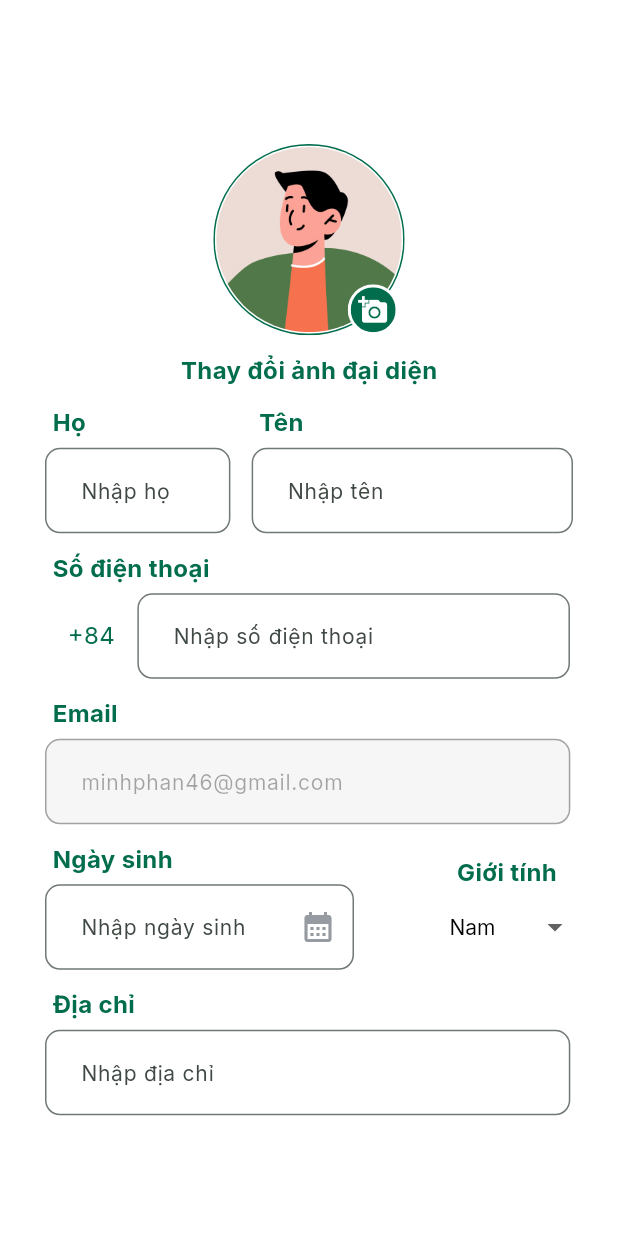
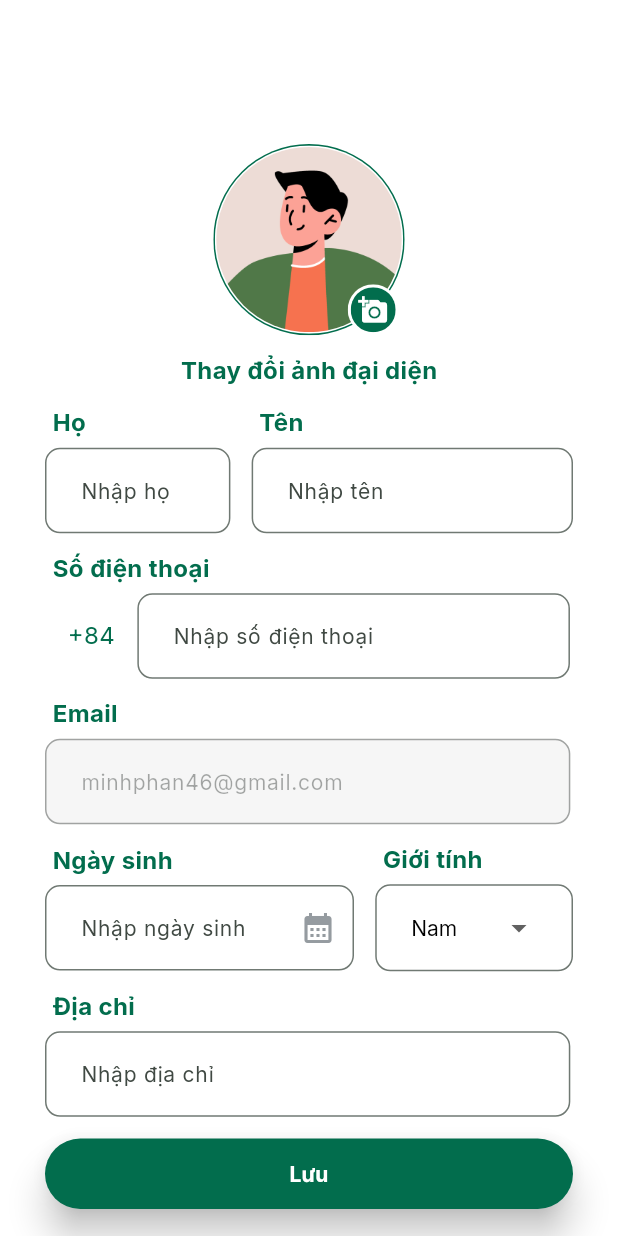
Before and after one commit to minhphan46/nha_gia_re_mobile, a Flutter app: the UpdateInfoScreen screen opened by its route, on a phone screen of 412 x 824 dp. Run offline on Flutter 3.47's test engine with Material 2 defaults, Android fonts, the phone set to English and light mode, and no system bars; drawn by our look-alikes of dropdown_button2; our stand-ins replace convex_bottom_bar, dio, equatable, file_picker, floor, flutter_pw_validator and 9 more; accounts and stored records are empty; generated files the repository leaves out were written again.

Commit message:
done screen register

```diff
--- a/lib/features/presentation/modules/login/screens/update_info_screen.dart
+++ b/lib/features/presentation/modules/login/screens/update_info_screen.dart
@@ -51,17 +51,18 @@ class _UpdateInfoScreenState extends State<UpdateInfoScreen> {
         child: Form(
           key: controller.updateInfoFormKey,
           child: Column(
-            children: [
-              Column(
+            crossAxisAlignment: CrossAxisAlignment.stretch,
             children: [
               SizedBox(height: 8.hp),
 // image avatar
               const ImageAvatarPicker(),
               const SizedBox(height: 12),
 // text avatar
-                  Text(
+              Center(
+                child: Text(
                   "Thay đổi ảnh đại diện",
                   style: AppTextStyles.bold16.colorEx(AppColor.green),
+                ),
               ),
 // text field Ho & ten
               const SizedBox(height: 12),
@@ -76,11 +77,9 @@ class _UpdateInfoScreenState extends State<UpdateInfoScreen> {
                     keyBoardType: TextInputType.name,
                     focusNode: _lnameFocusNode,
                     nexFocusNode: _fnameFocusNode,
-                        textController:
-                            controller.lnameUpdateInfoTextController,
+                    textController: controller.lnameUpdateInfoTextController,
                     weightField: 30,
-                        validateFunc: (value) =>
-                            (!(value == null || value == ''))
+                    validateFunc: (value) => (!(value == null || value == ''))
                         ? null
                         : 'Làm ơn nhập họ'.tr,
                   ),
@@ -94,8 +93,7 @@ class _UpdateInfoScreenState extends State<UpdateInfoScreen> {
                     nexFocusNode: _phoneFocusNode,
                     textController: controller.fnamUpdateInfoTextController,
                     weightField: 52,
-                        validateFunc: (value) =>
-                            (!(value == null || value == ''))
+                    validateFunc: (value) => (!(value == null || value == ''))
                         ? null
                         : 'Làm ơn nhập tên'.tr,
                   ),
@@ -142,8 +140,7 @@ class _UpdateInfoScreenState extends State<UpdateInfoScreen> {
                     canTap: false,
                     keyBoardType: TextInputType.datetime,
                     focusNode: _birthFocusNode,
-                        textController:
-                            controller.birthUpdateInfoTextController,
+                    textController: controller.birthUpdateInfoTextController,
                     weightField: 50,
                     validateFunc: () {},
                     onTap: controller.handleDatePicker,
@@ -151,7 +148,7 @@ class _UpdateInfoScreenState extends State<UpdateInfoScreen> {
 // drop down button gender
                   DropdownWithTitle(
                     titleText: "Giới tính",
-                        weightField: 20,
+                    weightField: 32,
                     value: controller.gender,
                     onChanged: controller.changeGender,
                   )
@@ -172,7 +169,28 @@ class _UpdateInfoScreenState extends State<UpdateInfoScreen> {
                     ? null
                     : 'Làm ơn nhập địa chỉ của bạn'.tr,
               ),
-                ],
+// Button luu
+              const SizedBox(height: 14),
+              ElevatedButton(
+                onPressed: controller.handleRegister,
+                style: ElevatedButton.styleFrom(
+                  backgroundColor: AppColor.green,
+                  padding: const EdgeInsets.symmetric(vertical: 15),
+                  textStyle: const TextStyle(color: AppColor.white),
+                  elevation: 10,
+                ),
+                child: controller.isLoading.value
+                    ? const SizedBox(
+                        width: 20,
+                        height: 20,
+                        child: CircularProgressIndicator(
+                          color: Colors.black,
+                          strokeWidth: 2,
+                        ))
+                    : Text(
+                        'Lưu'.tr,
+                        style: AppTextStyles.bold14.colorEx(AppColor.white),
+                      ),
               ),
             ],
           ),
--- a/lib/features/presentation/modules/login/widgets/dropdown_with_title.dart
+++ b/lib/features/presentation/modules/login/widgets/dropdown_with_title.dart
@@ -48,12 +48,17 @@ class DropdownWithTitle extends StatelessWidget {
         // field
         SizedBox(
           width: weightField.wp,
-          child: Obx(() => DropdownButtonHideUnderline(
-                child: DropdownButton2(
+          child: Obx(() => DropdownButtonFormField2<String>(
                 isExpanded: true,
+                decoration: InputDecoration(
+                  contentPadding:
+                      const EdgeInsets.symmetric(vertical: 9, horizontal: 20.0),
+                  border: OutlineInputBorder(
+                    borderRadius: BorderRadius.circular(10),
+                  ),
+                ),
                 value: value.value,
-                  style:
-                      AppTextStyles.regular14.copyWith(color: AppColor.black),
+                style: AppTextStyles.regular14.copyWith(color: AppColor.black),
                 onChanged: (String? newValue) {
                   onChanged(newValue);
                 },
@@ -68,7 +73,6 @@ class DropdownWithTitle extends StatelessWidget {
                 dropdownStyleData: const DropdownStyleData(
                   maxHeight: 400,
                 ),
-                ),
               )),
         ),
       ],
```
Lines whose indentation alone changed are shown as unchanged.
